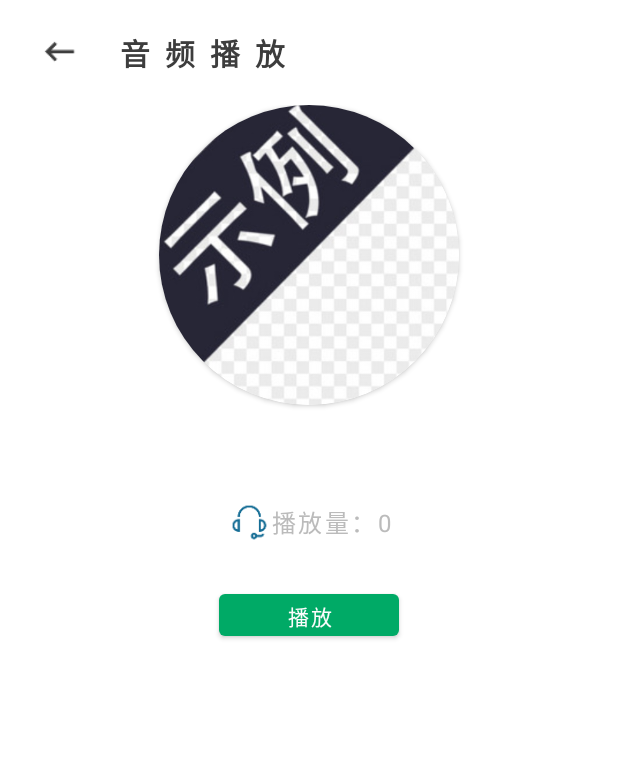
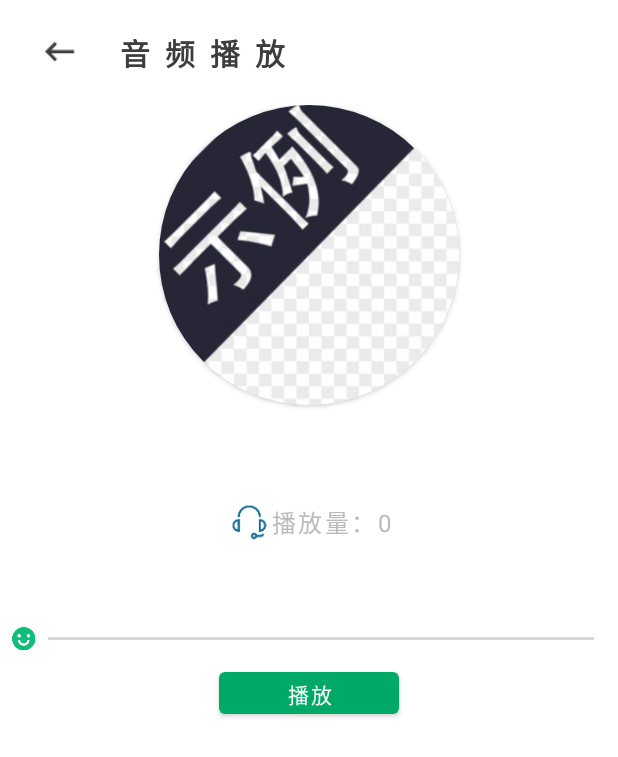
Before and after one commit to Tiriod/Mental, an Android app: the MeditationAudioActivity screen opened directly, with no data from a screen before it, on a phone screen of 412 x 824 dp. Shown: the top 757 px of the screen. Run offline under Robolectric (Android 15) with nearby library versions, the light colour scheme and no system bars.

Commit message:
Initial commit

```diff
--- a/app/src/main/java/com/example/mental/FunctionUI/MeditationAudioActivity.java
+++ b/app/src/main/java/com/example/mental/FunctionUI/MeditationAudioActivity.java
@@ -9,6 +9,7 @@ import android.view.View;
 import android.view.animation.LinearInterpolator;
 import android.widget.Button;
 import android.widget.ImageView;
+import android.widget.SeekBar;
 import android.widget.TextView;
 
 import androidx.appcompat.app.AppCompatActivity;
@@ -18,12 +19,17 @@ import androidx.recyclerview.widget.RecyclerView;
 import com.example.mental.Adapter.HeaderAdapter;
 import com.example.mental.R;
 
+import java.util.Timer;
+import java.util.TimerTask;
+
 public class MeditationAudioActivity extends AppCompatActivity {
     private MediaPlayer mediaPlayer;
     private Button playButton;
     private boolean isPlaying = false;
     private ImageView audioImageView;
     private boolean shouldRotate = false;
+    private SeekBar seekBar; // 新增SeekBar
+    private Timer timer;
 
     @Override
     protected void onCreate(Bundle savedInstanceState) {
@@ -68,6 +74,46 @@ public class MeditationAudioActivity extends AppCompatActivity {
                 }
             }
         });
+
+        // 音频进度条
+        // 找到SeekBar视图
+        seekBar = findViewById(R.id.meditationAudio_seekBar);
+
+        // 设置SeekBar的最大值（音频总时长）
+        seekBar.setMax(mediaPlayer.getDuration());
+
+        // 设置SeekBar的拖动事件监听器
+        seekBar.setOnSeekBarChangeListener(new SeekBar.OnSeekBarChangeListener() {
+            @Override
+            public void onProgressChanged(SeekBar seekBar, int progress, boolean fromUser) {
+                if (fromUser) {
+                    // 用户手动拖动SeekBar，设置音频播放位置
+                    mediaPlayer.seekTo(progress);
+                }
+            }
+
+            @Override
+            public void onStartTrackingTouch(SeekBar seekBar) {
+                // 用户开始拖动SeekBar时的回调（可以暂停计时器等）
+                // 在这里添加你的逻辑
+            }
+
+            @Override
+            public void onStopTrackingTouch(SeekBar seekBar) {
+                // 用户停止拖动SeekBar时的回调（可以恢复计时器等）
+                // 在这里添加你的逻辑
+            }
+        });
+// 初始化计时器，定期更新SeekBar的进度
+        timer = new Timer();
+        timer.scheduleAtFixedRate(new TimerTask() {
+            @Override
+            public void run() {
+                if (mediaPlayer != null && isPlaying) {
+                    seekBar.setProgress(mediaPlayer.getCurrentPosition());
+                }
+            }
+        }, 0, 1000); // 每秒更新一次SeekBar
     }
 
     private void playAudio() {
@@ -110,5 +156,9 @@ public class MeditationAudioActivity extends AppCompatActivity {
             mediaPlayer.release();
             mediaPlayer = null;
         }
+        // 取消计时器
+        if (timer != null) {
+            timer.cancel();
+        }
     }
 }
--- a/app/src/main/res/layout/activity_meditationaudio.xml
+++ b/app/src/main/res/layout/activity_meditationaudio.xml
@@ -70,6 +70,15 @@
 
 
         </LinearLayout>
+        <!-- 在LinearLayout中添加SeekBar -->
+        <SeekBar
+            android:id="@+id/meditationAudio_seekBar"
+            android:layout_width="match_parent"
+            android:layout_height="wrap_content"
+            android:layout_marginTop="20dp"
+            android:thumb="@drawable/icon_emotion_happy"
+            android:progress="0" />
+
 
         <LinearLayout
             android:layout_width="match_parent"
```
